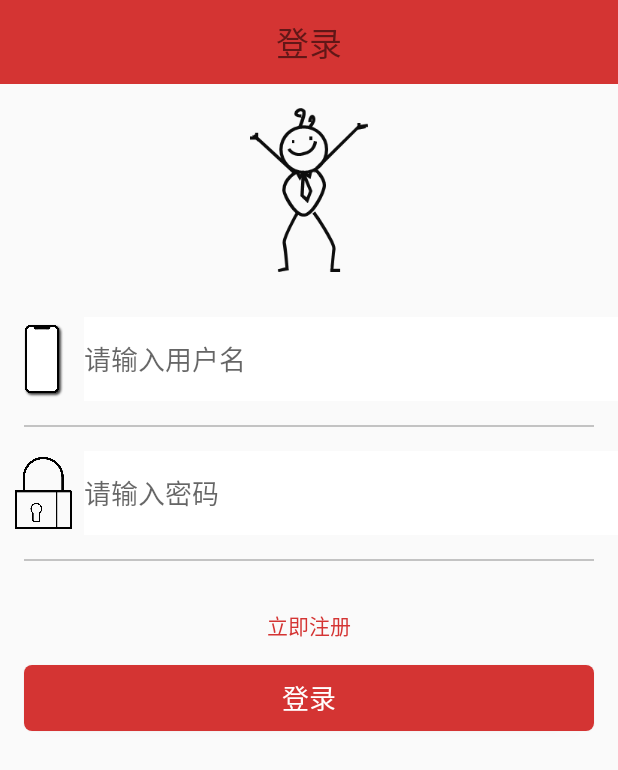
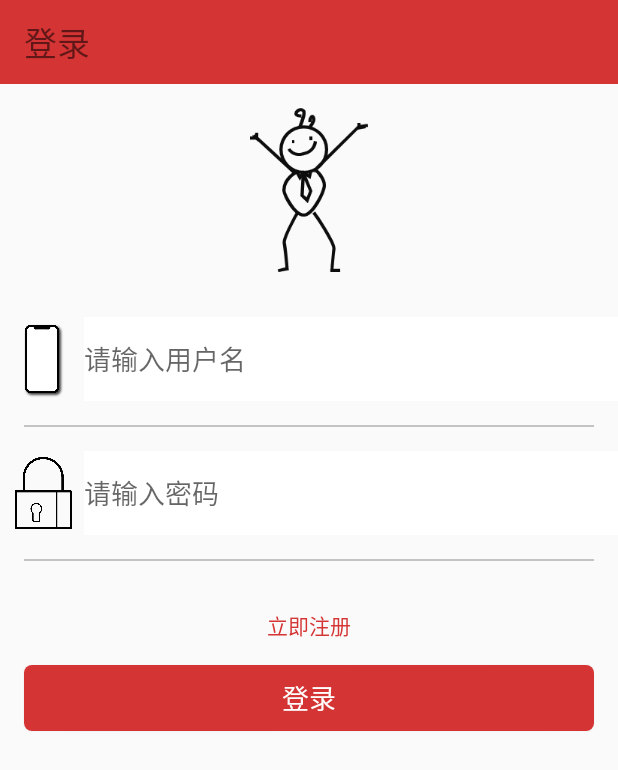
Before and after one commit to zhangtangqm/myMusic, an Android app: the LoginActivity screen opened directly, with no data from a screen before it, on a phone screen of 412 x 824 dp. Shown: the top 770 px of the screen. Run offline under Robolectric (Android 15) with nearby library versions, the light colour scheme and no system bars; 1 statement that could not run was skipped.

Commit message:
修改个人界面Activity中出现的错误

```diff
--- a/app/src/main/java/cn/edu/swufe/mymusic/activities/BaseAcitivity.java
+++ b/app/src/main/java/cn/edu/swufe/mymusic/activities/BaseAcitivity.java
@@ -42,7 +42,9 @@ public class BaseAcitivity extends Activity {
             @Override
             public void onClick(View v) {
                 //跳转到个人中心页面
-                startActivity(new Intent(BaseAcitivity.this,MeActivity.class));
+                Intent intent =new Intent(BaseAcitivity.this,MeActivity.class);
+                startActivity(intent);
+
             }
         });
 
--- a/app/src/main/res/layout/nav_bar.xml
+++ b/app/src/main/res/layout/nav_bar.xml
@@ -1,9 +1,10 @@
 <?xml version="1.0" encoding="utf-8"?>
-<FrameLayout
+<LinearLayout
     xmlns:android="http://schemas.android.com/apk/res/android"
     android:layout_width="match_parent"
     android:layout_height="@dimen/navBarHeight"
     android:background="@color/mainColor"
+    android:orientation="horizontal"
     android:paddingLeft="@dimen/marginSize"
     android:paddingRight="@dimen/marginSize"
 
@@ -33,4 +34,4 @@
         android:src="@mipmap/me"
         android:layout_gravity="right|center_vertical"
         />
-</FrameLayout>
+</LinearLayout>
```
